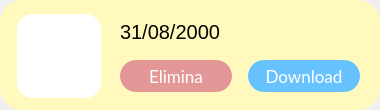
MrPio/MuseoOmero, file frontend/ui/BackupWidget.ui: the form before one commit.
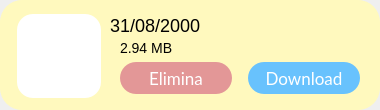
The form after the commit. Icons and pictures are not drawn.

Commit message: Backup Completati e migliorati!

The edit to the form file:
```diff
--- a/frontend/ui/BackupWidget.ui
+++ b/frontend/ui/BackupWidget.ui
@@ -10,6 +10,18 @@
     <height>110</height>
    </rect>
   </property>
+  <property name="minimumSize">
+   <size>
+    <width>380</width>
+    <height>110</height>
+   </size>
+  </property>
+  <property name="maximumSize">
+   <size>
+    <width>380</width>
+    <height>110</height>
+   </size>
+  </property>
   <property name="windowTitle">
    <string>Form</string>
   </property>
@@ -92,14 +104,14 @@
    <widget class="QLabel" name="titoloLabel_8">
     <property name="geometry">
      <rect>
-      <x>120</x>
-      <y>16</y>
+      <x>110</x>
+      <y>10</y>
       <width>251</width>
       <height>31</height>
      </rect>
     </property>
     <property name="styleSheet">
-     <string notr="true">font-size: 20px;
+     <string notr="true">font-size: 18px;
 text-align: left;
 background-color: rgba(255, 255, 255,0);
 </string>
@@ -215,7 +227,7 @@
     <property name="geometry">
      <rect>
       <x>248</x>
-      <y>60</y>
+      <y>62</y>
       <width>112</width>
       <height>32</height>
      </rect>
@@ -268,7 +280,7 @@
     <property name="geometry">
      <rect>
       <x>120</x>
-      <y>60</y>
+      <y>62</y>
       <width>112</width>
       <height>32</height>
      </rect>
@@ -317,6 +329,28 @@
      <string>Elimina</string>
     </property>
    </widget>
+   <widget class="QLabel" name="sizeLabel">
+    <property name="geometry">
+     <rect>
+      <x>120</x>
+      <y>32</y>
+      <width>131</width>
+      <height>31</height>
+     </rect>
+    </property>
+    <property name="styleSheet">
+     <string notr="true">font-size: 14px;
+text-align: left;
+background-color: rgba(255, 255, 255,0);
+</string>
+    </property>
+    <property name="text">
+     <string>2.94 MB</string>
+    </property>
+    <property name="alignment">
+     <set>Qt::AlignLeading|Qt::AlignLeft|Qt::AlignVCenter</set>
+    </property>
+   </widget>
   </widget>
  </widget>
  <resources>
```
Left out of the diff: 26 changed lines with no effect on the pictures. The commit also changes 54 other files.
